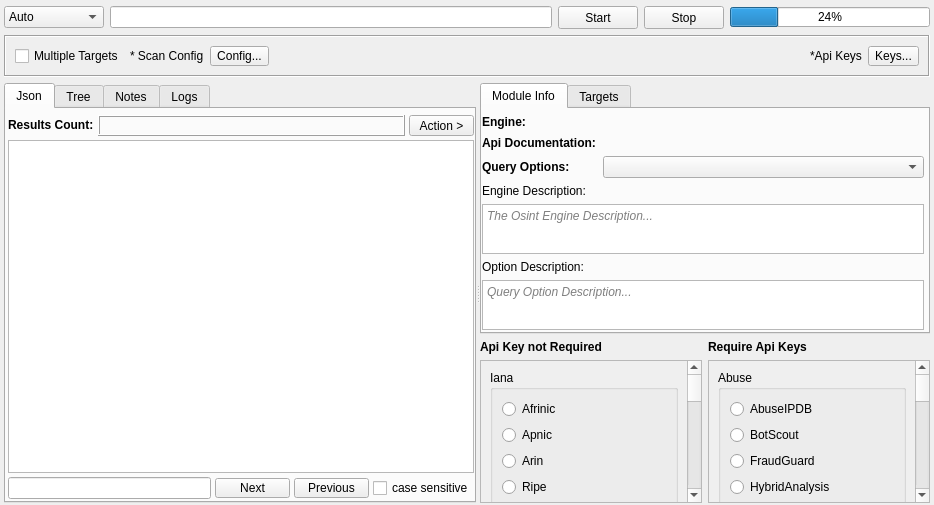
First picture: the form in sub3suite/src/engines/raw/Raw.ui, repository 3nock/OTE, before the edit.
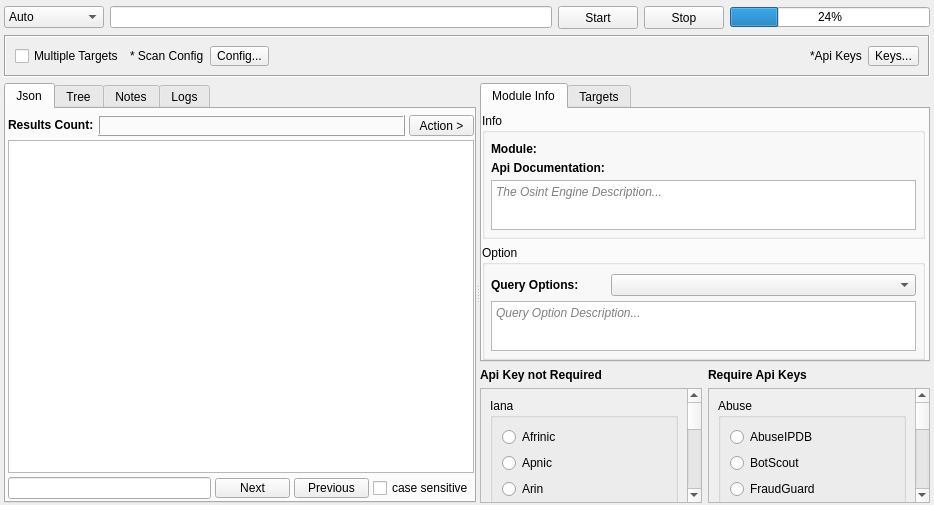
Second picture: the form after the edit. Custom widgets are drawn as their Qt base class.

```diff
--- a/sub3suite/src/engines/raw/Raw.ui
+++ b/sub3suite/src/engines/raw/Raw.ui
@@ -473,7 +473,7 @@
        </layout>
       </widget>
      </widget>
-     <widget class="QWidget" name="">
+     <widget class="QWidget" name="layoutWidget">
       <layout class="QVBoxLayout" name="verticalLayout_18">
        <item>
         <widget class="QTabWidget" name="tabWidget_2">
@@ -484,18 +484,36 @@
           <attribute name="title">
            <string>Module Info</string>
           </attribute>
+          <layout class="QVBoxLayout" name="verticalLayout_20">
+           <property name="leftMargin">
+            <number>0</number>
+           </property>
+           <property name="topMargin">
+            <number>4</number>
+           </property>
+           <property name="rightMargin">
+            <number>3</number>
+           </property>
+           <property name="bottomMargin">
+            <number>0</number>
+           </property>
+           <item>
+            <widget class="QGroupBox" name="groupBoxModule">
+             <property name="title">
+              <string>Info</string>
+             </property>
           <layout class="QVBoxLayout" name="verticalLayout_4">
+              <property name="spacing">
+               <number>5</number>
+              </property>
            <property name="leftMargin">
-            <number>0</number>
-           </property>
-           <property name="topMargin">
             <number>6</number>
            </property>
            <property name="rightMargin">
-            <number>4</number>
+               <number>6</number>
            </property>
            <property name="bottomMargin">
-            <number>2</number>
+               <number>6</number>
            </property>
            <item>
             <layout class="QHBoxLayout" name="horizontalLayout_5">
@@ -520,7 +538,7 @@
                 </font>
                </property>
                <property name="text">
-                <string>Engine:</string>
+                   <string>Module:</string>
                </property>
               </widget>
              </item>
@@ -594,6 +612,48 @@
             </layout>
            </item>
            <item>
+               <widget class="QTextEdit" name="textEditEngineSummary">
+                <property name="maximumSize">
+                 <size>
+                  <width>16777215</width>
+                  <height>50</height>
+                 </size>
+                </property>
+                <property name="font">
+                 <font>
+                  <italic>true</italic>
+                 </font>
+                </property>
+                <property name="readOnly">
+                 <bool>true</bool>
+                </property>
+                <property name="placeholderText">
+                 <string>The Osint Engine Description...</string>
+                </property>
+               </widget>
+              </item>
+             </layout>
+            </widget>
+           </item>
+           <item>
+            <widget class="QGroupBox" name="groupBoxOption">
+             <property name="title">
+              <string>Option</string>
+             </property>
+             <layout class="QVBoxLayout" name="verticalLayout_21">
+              <property name="spacing">
+               <number>5</number>
+              </property>
+              <property name="leftMargin">
+               <number>6</number>
+              </property>
+              <property name="rightMargin">
+               <number>6</number>
+              </property>
+              <property name="bottomMargin">
+               <number>5</number>
+              </property>
+              <item>
             <layout class="QHBoxLayout" name="horizontalLayout_7">
              <property name="leftMargin">
               <number>0</number>
@@ -635,68 +695,6 @@
              </item>
             </layout>
            </item>
-           <item>
-            <widget class="QLabel" name="label_4">
-             <property name="sizePolicy">
-              <sizepolicy hsizetype="Maximum" vsizetype="Fixed">
-               <horstretch>0</horstretch>
-               <verstretch>0</verstretch>
-              </sizepolicy>
-             </property>
-             <property name="minimumSize">
-              <size>
-               <width>115</width>
-               <height>0</height>
-              </size>
-             </property>
-             <property name="font">
-              <font>
-               <weight>50</weight>
-               <bold>false</bold>
-              </font>
-             </property>
-             <property name="text">
-              <string>Engine Description:</string>
-             </property>
-            </widget>
-           </item>
-           <item>
-            <widget class="QTextEdit" name="textEditEngineSummary">
-             <property name="maximumSize">
-              <size>
-               <width>16777215</width>
-               <height>50</height>
-              </size>
-             </property>
-             <property name="font">
-              <font>
-               <italic>true</italic>
-              </font>
-             </property>
-             <property name="placeholderText">
-              <string>The Osint Engine Description...</string>
-             </property>
-            </widget>
-           </item>
-           <item>
-            <widget class="QLabel" name="label_7">
-             <property name="minimumSize">
-              <size>
-               <width>115</width>
-               <height>0</height>
-              </size>
-             </property>
-             <property name="font">
-              <font>
-               <weight>50</weight>
-               <bold>false</bold>
-              </font>
-             </property>
-             <property name="text">
-              <string>Option Description:</string>
-             </property>
-            </widget>
-           </item>
            <item>
             <widget class="QTextEdit" name="textEditOptionSummary">
              <property name="maximumSize">
@@ -710,6 +708,9 @@
                <italic>true</italic>
               </font>
              </property>
+                <property name="readOnly">
+                 <bool>true</bool>
+                </property>
              <property name="placeholderText">
               <string>Query Option Description...</string>
              </property>
@@ -717,6 +718,9 @@
            </item>
           </layout>
          </widget>
+           </item>
+          </layout>
+         </widget>
          <widget class="QWidget" name="tabTargets">
           <attribute name="title">
            <string>Targets</string>
@@ -781,7 +785,7 @@
                <rect>
                 <x>0</x>
                 <y>0</y>
-                <width>175</width>
+                <width>184</width>
                 <height>617</height>
                </rect>
               </property>
@@ -1003,9 +1007,9 @@
               <property name="geometry">
                <rect>
                 <x>0</x>
-                <y>0</y>
-                <width>174</width>
-                <height>1478</height>
+                <y>-1258</y>
+                <width>183</width>
+                <height>1501</height>
                </rect>
               </property>
               <layout class="QVBoxLayout" name="verticalLayout_6">
```
Left out of the diff: 7 changed lines with no effect on the pictures. Lines whose indentation alone changed are shown as unchanged.
